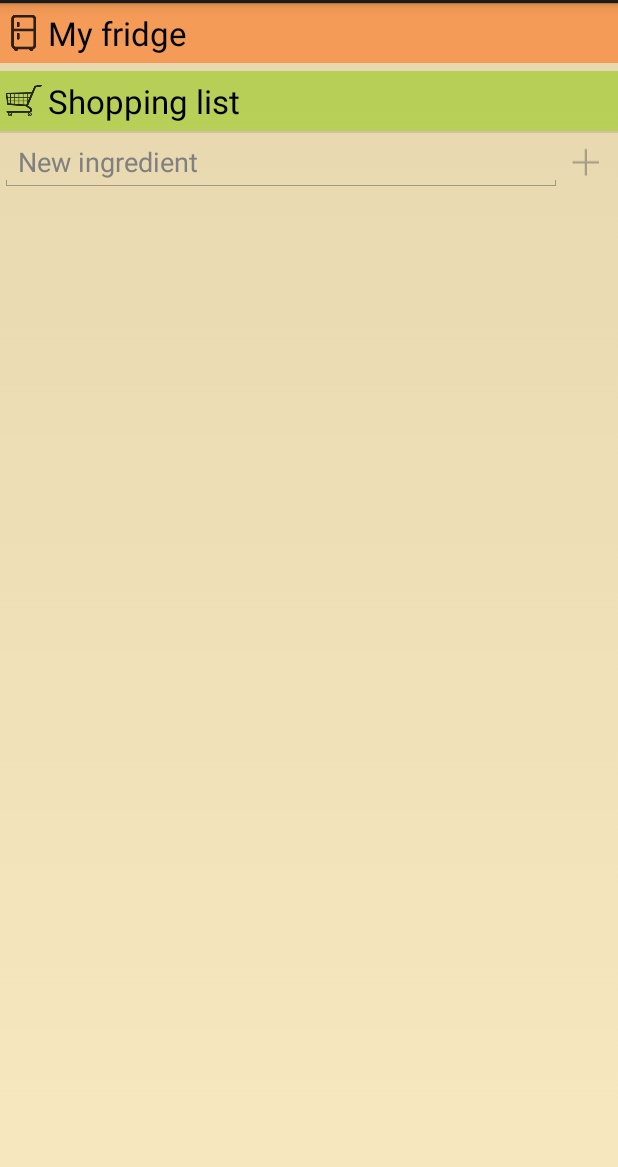
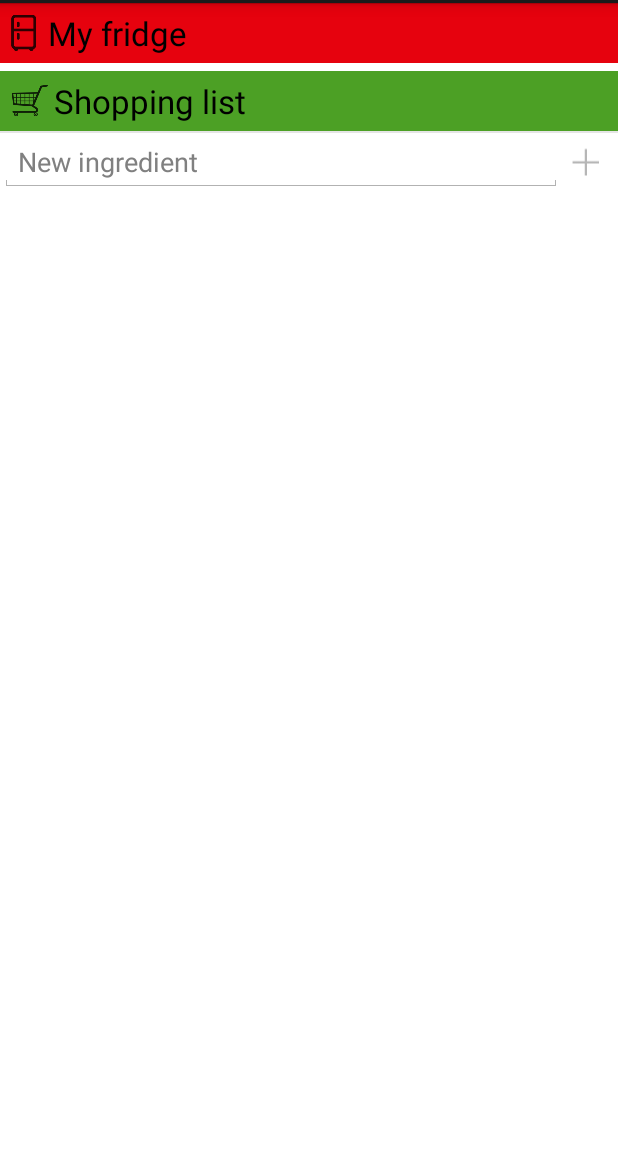
Before and after one commit to lcneves/cookme, an Android app: the screen it shows after launch (MainActivity), after a tap on "Shopping list", on a phone screen of 412 x 824 dp, the part 69-1236 px from its top. Run offline under Robolectric (Android 15) with nearby library versions, the light colour scheme and no system bars.

Commit message:
Cosmetic changes.

```diff
--- a/app/build.gradle
+++ b/app/build.gradle
@@ -8,8 +8,8 @@ android {
         applicationId "com.lcneves.cookme"
         minSdkVersion 16
         targetSdkVersion 20
-        versionCode 7
-        versionName "1.0 alpha 7"
+        versionCode 8
+        versionName "1.0 alpha 8"
     }
     buildTypes {
         release {
--- a/app/src/main/res/layout/about.xml
+++ b/app/src/main/res/layout/about.xml
@@ -5,7 +5,7 @@
     android:layout_width="match_parent"
     android:layout_height="match_parent"
     android:padding="20dp"
-    android:background="#40dd9e00"
+    android:background="#2dffbf00"
     >
     <ScrollView xmlns:android="http://schemas.android.com/apk/res/android"
         android:layout_width="match_parent"
@@ -30,7 +30,7 @@
                 android:layout_width="wrap_content"
                 android:layout_height="wrap_content"
                 android:textAppearance="?android:attr/textAppearanceSmall"
-                android:text="1.0 alpha 7, for alpha testers only!"
+                android:text="1.0 alpha 8, for alpha testers only!"
                 android:id="@+id/textView2"
                 android:layout_gravity="center_horizontal"
                 android:paddingBottom="15dp"/>
--- a/app/src/main/res/layout/activity_display_results.xml
+++ b/app/src/main/res/layout/activity_display_results.xml
@@ -2,7 +2,7 @@
 <LinearLayout xmlns:android="http://schemas.android.com/apk/res/android"
     android:layout_width="fill_parent"
     android:layout_height="fill_parent"
-    android:background="#24ffbc00"
+    android:background="#ffffff"
     android:orientation="vertical">
     <!-- Main ListView
          Always give id value as list(@android:id/list)
--- a/app/src/main/res/layout/activity_search_results.xml
+++ b/app/src/main/res/layout/activity_search_results.xml
@@ -2,7 +2,7 @@
 <LinearLayout xmlns:android="http://schemas.android.com/apk/res/android"
     android:layout_width="fill_parent"
     android:layout_height="fill_parent"
-    android:background="#40dd9e00"
+    android:background="#ffffff"
     android:orientation="vertical">
     <!-- Main ListView
          Always give id value as list(@android:id/list)
--- a/app/src/main/res/layout/activity_search_simple.xml
+++ b/app/src/main/res/layout/activity_search_simple.xml
@@ -2,7 +2,7 @@
 <LinearLayout xmlns:android="http://schemas.android.com/apk/res/android"
     android:layout_width="fill_parent"
     android:layout_height="fill_parent"
-    android:background="#24ffbc00"
+    android:background="#ffffff"
     android:orientation="vertical">
     <!-- Main ListView
          Always give id value as list(@android:id/list)
--- a/app/src/main/res/layout/grocery_list_vertical.xml
+++ b/app/src/main/res/layout/grocery_list_vertical.xml
@@ -6,7 +6,7 @@
     android:layout_width="match_parent"
     android:layout_height="match_parent"
     android:orientation="vertical"
-    android:background="#40dd9e00"
+    android:background="#ffffff"
     android:weightSum="1">
 
     <!-- Header -->
@@ -14,7 +14,7 @@
         android:orientation="horizontal"
         android:layout_width="match_parent"
         android:layout_height="wrap_content"
-        android:background="#80ff6000"
+        android:background="#ffe6020e"
         >
         <ImageView
             android:layout_width="wrap_content"
@@ -87,11 +87,12 @@
     <LinearLayout
         android:layout_width="match_parent"
         android:layout_height="wrap_content"
-        android:background="#8087c600"
+        android:background="#ff4ca025"
         android:orientation="horizontal">
         <ImageView
             android:layout_width="wrap_content"
             android:layout_height="match_parent"
+            android:paddingStart="4dp"
             android:src="@drawable/ic_action_shopping_black" />
         <TextView android:id="@+id/shoppingHeader"
             style="@android:style/TextAppearance.Holo.Large"
```
Also changed, not shown: app/src/main/res/layout/list_item.xml (+13 -11 lines), app/src/main/res/layout/list_item_simple.xml (+9 -6 lines).
